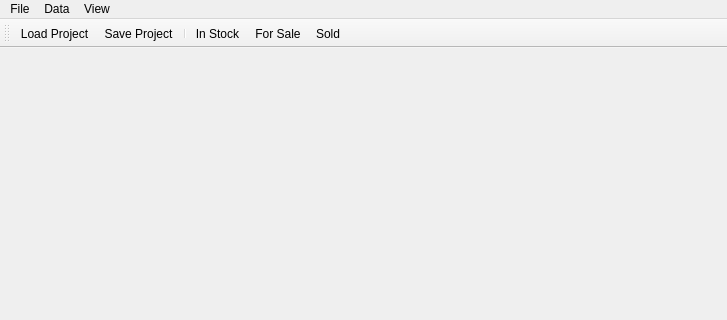
tlaemmlein/BrickMoney, file src/Applications/BrickMoneyDesktop/src/MainWindow.ui: the form before one commit; both pictures show x 0 to 727 and y 0 to 320 of the 727 by 540 pixel window.
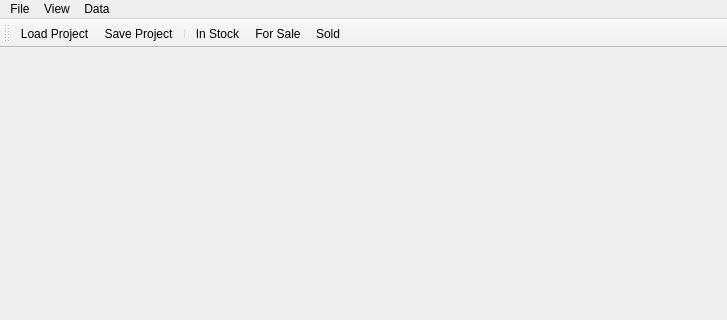
The form after the commit. Icons and pictures are not drawn.

```diff
--- a/src/Applications/BrickMoneyDesktop/src/MainWindow.ui
+++ b/src/Applications/BrickMoneyDesktop/src/MainWindow.ui
@@ -48,8 +48,8 @@
     <addaction name="actionSold"/>
    </widget>
    <addaction name="menuFile"/>
-   <addaction name="menuData"/>
    <addaction name="menuView"/>
+   <addaction name="menuData"/>
   </widget>
   <widget class="QStatusBar" name="statusbar"/>
   <widget class="QToolBar" name="toolBar">
```
